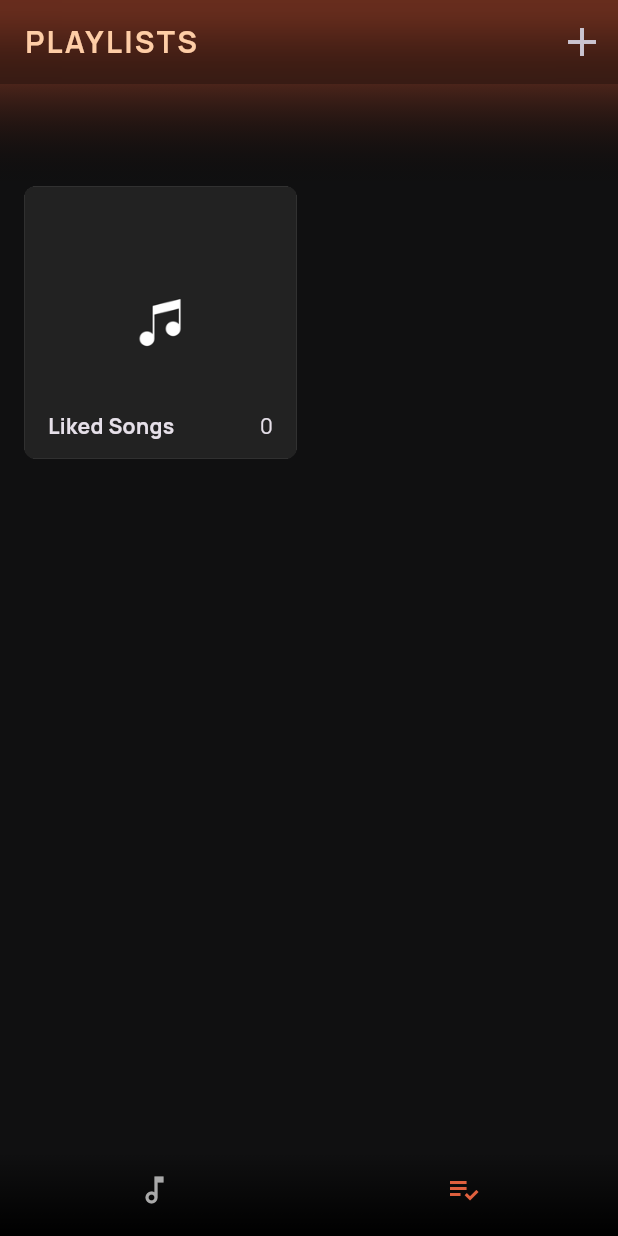
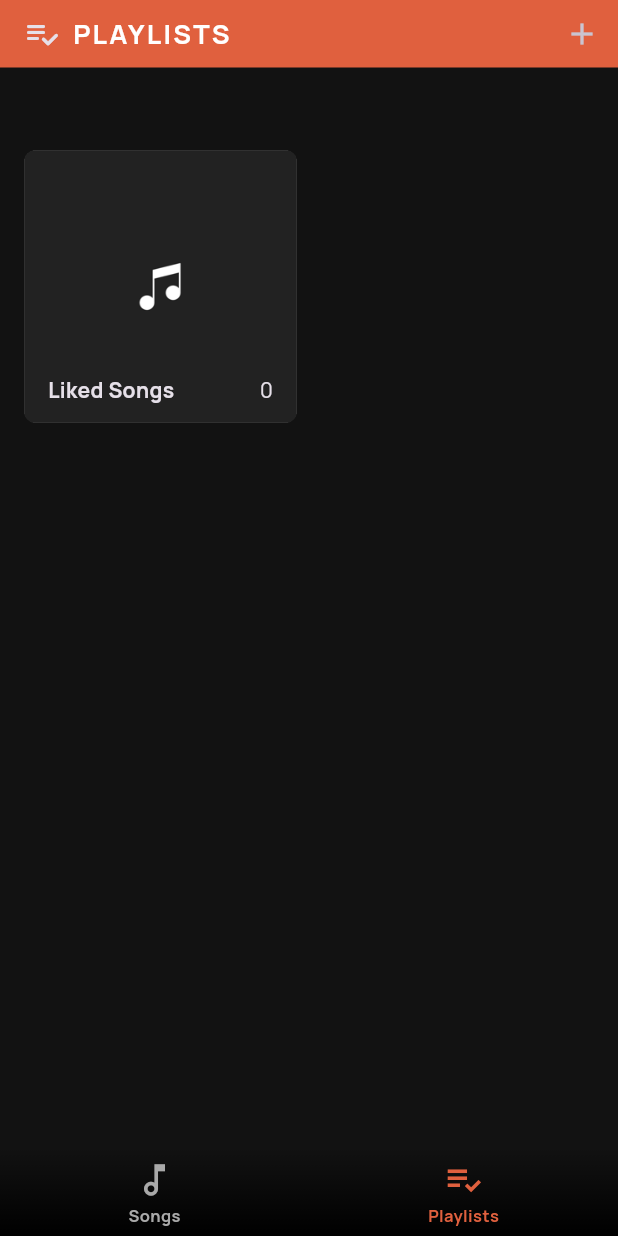
Before and after one commit to tuzkituan/orange_player, a Flutter app: the screen it shows after launch, item 2 of the bottom bar chosen, on a phone screen of 412 x 824 dp. Run offline on Flutter 3.47's test engine with Material 3 defaults, Android fonts, the light colour scheme and no system bars; our stand-ins replace another_flushbar, audio_video_progress_bar, google_fonts, just_audio, just_audio_background, on_audio_query and 1 more; generated files the repository leaves out were written again.

Commit message:
Update UI, add song to playlist

```diff
--- a/lib/src/components/title_bar.dart
+++ b/lib/src/components/title_bar.dart
@@ -5,11 +5,13 @@ import 'package:orange_player/src/theme/colors.dart';
 class TitleBar extends StatelessWidget {
   final String title;
   final Color? color;
+  final Icon? icon;
   final List<Widget>? actions;
 
   const TitleBar({
     super.key,
     required this.title,
+    this.icon,
     this.color,
     this.actions,
   });
@@ -19,14 +21,21 @@ class TitleBar extends StatelessWidget {
     return Row(
       mainAxisAlignment: MainAxisAlignment.spaceBetween,
       crossAxisAlignment: CrossAxisAlignment.center,
+      mainAxisSize: MainAxisSize.min,
       children: [
+        if (icon != null) ...[
+          icon!,
+          const SizedBox(
+            width: 8,
+          ),
+        ],
         Text(
           title.toUpperCase(),
           style: GoogleFonts.manrope(
             textStyle: TextStyle(
               fontWeight: FontWeight.w700,
-              fontSize: 20,
-              color: color ?? ACCENT_2,
+              fontSize: 18,
+              color: color ?? Colors.white,
               letterSpacing: 1.5,
             ),
           ),
--- a/lib/src/layouts/gradient_layout.dart
+++ b/lib/src/layouts/gradient_layout.dart
@@ -11,6 +11,7 @@ class GradientLayout extends StatelessWidget {
       this.children,
       this.headerChildren,
       required this.title,
+      this.icon,
       this.actions,
       this.color});
 
@@ -18,6 +19,7 @@ class GradientLayout extends StatelessWidget {
   final List<Widget>? headerChildren;
   final Color? color;
   final String title;
+  final Icon? icon;
   final List<Widget>? actions;
 
   @override
@@ -27,16 +29,19 @@ class GradientLayout extends StatelessWidget {
       extendBody: true,
       appBar: AppBar(
         scrolledUnderElevation: 0,
-        title: TitleBar(title: title),
-        backgroundColor: Colors.black45,
-        flexibleSpace: ClipRect(
-          child: BackdropFilter(
-            filter: ImageFilter.blur(sigmaX: 15, sigmaY: 15),
-            child: Container(
-              color: Colors.transparent,
-            ),
-          ),
-        ),
+        title: TitleBar(title: title, icon: icon),
+        toolbarHeight: 45,
+        // backgroundColor: Colors.black45,
+        backgroundColor: PRIMARY_COLOR,
+        // flexibleSpace: ClipRect(
+        //   child: BackdropFilter(
+        //     filter: ImageFilter.blur(sigmaX: 20, sigmaY: 20),
+        //     child: Container(
+        //       color: Colors.transparent,
+        //     ),
+        //   ),
+        // ),
+        elevation: 0,
         actions: actions,
       ),
       body: ListView(
@@ -48,19 +53,19 @@ class GradientLayout extends StatelessWidget {
             padding: const EdgeInsets.only(
               left: COMPONENT_PADDING,
               right: COMPONENT_PADDING,
-              top: CONTAINER_PADDING * 4.5,
+              top: CONTAINER_PADDING * 3.5,
             ),
-            decoration: BoxDecoration(
-              gradient: LinearGradient(
-                colors: [
-                  (color ?? PRIMARY_COLOR).withOpacity(1),
-                  Colors.transparent
-                ],
-                begin: Alignment.topCenter,
-                end: Alignment.bottomCenter,
-                stops: const [0.0, 1],
-              ),
-            ),
+            // decoration: BoxDecoration(
+            //   gradient: LinearGradient(
+            //     colors: [
+            //       (color ?? PRIMARY_COLOR).withOpacity(1),
+            //       Colors.transparent
+            //     ],
+            //     begin: Alignment.topCenter,
+            //     end: Alignment.bottomCenter,
+            //     stops: const [0.0, 0.9],
+            //   ),
+            // ),
             child: Column(
               mainAxisSize: MainAxisSize.min,
               mainAxisAlignment: MainAxisAlignment.start,
--- a/lib/src/theme/colors.dart
+++ b/lib/src/theme/colors.dart
@@ -3,7 +3,7 @@
 import 'package:flutter/material.dart';
 
 // MAIN
-Color DARK_BG = Color.fromARGB(255, 16, 16, 17);
+Color DARK_BG = Color(0xFF121212);
 Color LIGHT_BG = Colors.white;
 
 // COMPONENT
--- a/lib/src/views/add_to_playlist/add_to_playlist.dart
+++ b/lib/src/views/add_to_playlist/add_to_playlist.dart
@@ -1,4 +1,5 @@
 import 'package:flutter/material.dart';
+import 'package:orange_player/src/components/snackbar.dart';
 import 'package:orange_player/src/models/playlist_model.dart';
 import 'package:orange_player/src/providers/playlist_provider.dart';
 import 'package:provider/provider.dart';
@@ -44,6 +45,10 @@ class _AddToPlaylistState extends State<AddToPlaylist> {
               songId: selectedSongId,
             );
             Navigator.pop(context, playlists[index]);
+            SnackbarComponent.showSuccessSnackbar(
+              context,
+              "Song added to playlist ${playlists[index].name}",
+            );
           },
         ),
         separatorBuilder: (itemBuilder, index) => const SizedBox.shrink(),
--- a/lib/src/views/home/home.dart
+++ b/lib/src/views/home/home.dart
@@ -5,6 +5,7 @@ import 'package:on_audio_query/on_audio_query.dart';
 import 'package:orange_player/src/components/player_bar.dart';
 import 'package:orange_player/src/providers/player_provider.dart';
 import 'package:orange_player/src/theme/colors.dart';
+import 'package:orange_player/src/theme/variables.dart';
 import 'package:orange_player/src/views/home/playlists/playlists.dart';
 import 'package:orange_player/src/views/home/settings/settings_controller.dart';
 import 'package:orange_player/src/views/home/songs/songs.dart';
@@ -78,8 +79,8 @@ class _HomeState extends State<Home> {
               ),
             if (index == 1) const Playlists(),
             const Positioned(
-              left: 0,
-              right: 0,
+              left: COMPONENT_PADDING / 2,
+              right: COMPONENT_PADDING / 2,
               bottom: 0,
               child: SafeArea(
                 child: PlayerBar(),
@@ -90,7 +91,7 @@ class _HomeState extends State<Home> {
         bottomNavigationBar: ClipRect(
           //I'm using BackdropFilter for the blurring effect
           child: BackdropFilter(
-            filter: ImageFilter.blur(sigmaX: 20.0, sigmaY: 20.0),
+            filter: ImageFilter.blur(sigmaX: 3, sigmaY: 3),
             child: Container(
               decoration: const BoxDecoration(
                 gradient: LinearGradient(
@@ -115,9 +116,15 @@ class _HomeState extends State<Home> {
                   enableFeedback: false,
                   selectedFontSize: 11,
                   unselectedFontSize: 11,
-                  showSelectedLabels: false,
-                  showUnselectedLabels: false,
-                  iconSize: 24,
+                  showSelectedLabels: true,
+                  showUnselectedLabels: true,
+                  selectedLabelStyle: const TextStyle(
+                    fontWeight: FontWeight.bold,
+                  ),
+                  unselectedLabelStyle: const TextStyle(
+                    fontWeight: FontWeight.bold,
+                  ),
+                  iconSize: 28,
                   onTap: (value) {
                     setState(() {
                       index = value;
@@ -126,14 +133,14 @@ class _HomeState extends State<Home> {
                   items: const <BottomNavigationBarItem>[
                     BottomNavigationBarItem(
                       icon: Padding(
-                        padding: EdgeInsets.all(0),
+                        padding: EdgeInsets.all(2),
                         child: Icon(Icons.music_note_outlined),
                       ),
                       label: 'Songs',
                     ),
                     BottomNavigationBarItem(
                       icon: Padding(
-                        padding: EdgeInsets.all(0),
+                        padding: EdgeInsets.all(2),
                         child: Icon(Icons.playlist_add_check),
                       ),
                       label: 'Playlists',
--- a/lib/src/views/home/playlists/playlist_details.dart
+++ b/lib/src/views/home/playlists/playlist_details.dart
@@ -1,5 +1,7 @@
+import 'package:another_flushbar/flushbar.dart';
 import 'package:flutter/material.dart';
 import 'package:on_audio_query/on_audio_query.dart';
+import 'package:orange_player/src/components/snackbar.dart';
 import 'package:orange_player/src/components/song_list_view.dart';
 import 'package:orange_player/src/models/playlist_model.dart';
 import 'package:orange_player/src/providers/player_provider.dart';
@@ -43,6 +45,10 @@ class _PlaylistDetailsState extends State<PlaylistDetails> {
             IconButton(
               onPressed: () {
                 Navigator.pop(context);
+                SnackbarComponent.showSuccessSnackbar(
+                  context,
+                  "Playlist deleted",
+                );
                 playlistProvider.deletePlaylist(id: playlist.id);
               },
               icon: const Icon(
--- a/lib/src/views/home/playlists/playlists.dart
+++ b/lib/src/views/home/playlists/playlists.dart
@@ -29,16 +29,17 @@ class _PlaylistsState extends State<Playlists> {
     return GradientLayout(
       color: PRIMARY_COLOR,
       title: "Playlists",
+      icon: const Icon(Icons.playlist_add_check_rounded),
       actions: [
         IconButton(
           onPressed: onAddPlaylist,
-          iconSize: 32,
+          iconSize: 24,
           icon: const Icon(Icons.add),
         )
       ],
       children: [
         GridView.count(
-          physics: const AlwaysScrollableScrollPhysics(),
+          physics: const NeverScrollableScrollPhysics(),
           crossAxisCount: 2,
           crossAxisSpacing: COMPONENT_PADDING,
           mainAxisSpacing: COMPONENT_PADDING,
--- a/lib/src/views/home/songs/songs.dart
+++ b/lib/src/views/home/songs/songs.dart
@@ -123,6 +123,7 @@ class _SongsState extends State<Songs> {
 
     return GradientLayout(
       title: "Songs",
+      icon: const Icon(Icons.music_note_rounded),
       headerChildren: const [],
       children: [
         Padding(
--- a/lib/src/views/player/player_view.dart
+++ b/lib/src/views/player/player_view.dart
@@ -2,6 +2,7 @@ import 'package:audio_video_progress_bar/audio_video_progress_bar.dart';
 import 'package:flutter/material.dart';
 import 'package:just_audio/just_audio.dart';
 import 'package:orange_player/src/components/marquee_widget.dart';
+import 'package:orange_player/src/components/snackbar.dart';
 import 'package:orange_player/src/components/song_thumbnail.dart';
 import 'package:orange_player/src/models/playlist_model.dart';
 import 'package:orange_player/src/providers/player_provider.dart';
@@ -182,6 +183,11 @@ class PlayerView extends StatelessWidget {
                       playlistProvider.setFavorite(
                         songId: currentSong.id.toString(),
                       );
+                      SnackbarComponent.showSuccessSnackbar(
+                          context,
+                          !isFavorite
+                              ? "Song added to favorites"
+                              : "Song removed from favorites");
                     },
                     color: isFavorite ? PRIMARY_COLOR : DARK_BUTTON_COLOR,
                   )
--- a/pubspec.yaml
+++ b/pubspec.yaml
@@ -24,6 +24,7 @@ dependencies:
   google_fonts: ^6.1.0
   audio_video_progress_bar: ^2.0.1
   just_audio_background: ^0.0.1-beta.11
+  another_flushbar: ^1.12.30
 
 dev_dependencies:
   flutter_test:
```
Also changed, not shown: lib/src/components/player_bar.dart (+10 -4 lines), lib/src/components/snackbar.dart (added, +51 -0 lines), lib/src/components/song_list_view.dart (+84 -38 lines), lib/src/providers/player_provider.dart (+27 -13 lines), lib/src/providers/playlist_provider.dart (+13 -2 lines), lib/src/views/home/playlists/add_playlist.dart (+7 -1 lines), pubspec.lock.
